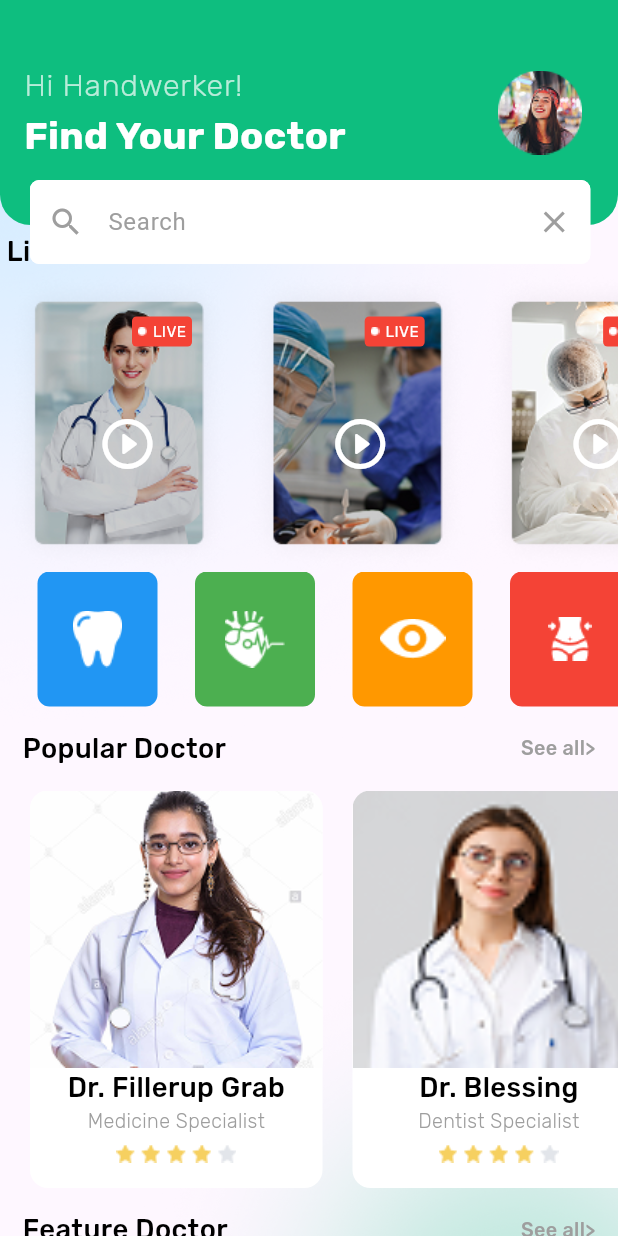
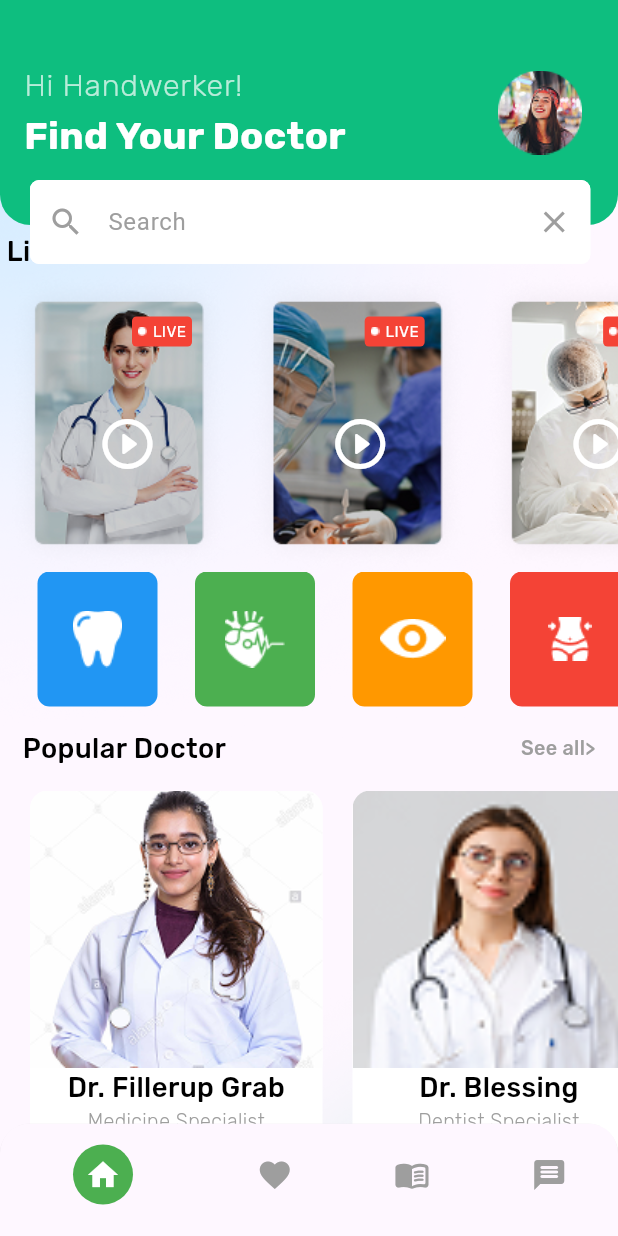
Before and after one commit to atefElhamsa/doctor-hunt-app, a Flutter app: the HomeScreen screen opened directly, on a phone screen of 412 x 824 dp. Run offline on Flutter 3.47's test engine with Material 3 defaults, Android fonts, the phone set to English and light mode, and no system bars; our stand-ins replace expandable_page_view, flutter_screenutil, google_fonts.

Commit message:
bottom nav bar done then home screen done

```diff
--- a/lib/core/utils/app_colors.dart
+++ b/lib/core/utils/app_colors.dart
@@ -9,5 +9,6 @@ class AppColors {
   static const Color green = Colors.green;
   static const Color blue = Colors.blue;
   static const Color yellow = Colors.yellow;
+  static const Color transparent = Colors.transparent;
   static const Color materialButtonColor = Color(0XFF0EBE7F);
 }
--- a/lib/features/home/presentation/views/home_screen.dart
+++ b/lib/features/home/presentation/views/home_screen.dart
@@ -1,11 +1,76 @@
+import 'package:doctor_hunt_app/core/utils/app_colors.dart';
+import 'package:doctor_hunt_app/features/home/presentation/views/widgets/container_bottom_nav.dart';
 import 'package:doctor_hunt_app/features/home/presentation/views/widgets/home_body.dart';
 import 'package:flutter/material.dart';
 
-class HomeScreen extends StatelessWidget {
+class HomeScreen extends StatefulWidget {
   const HomeScreen({super.key});
 
   @override
+  State<HomeScreen> createState() => _HomeScreenState();
+}
+
+class _HomeScreenState extends State<HomeScreen> {
+  int currentIndex = 0;
+  final List<Widget> screens = [
+    const HomeBody(),
+    const SizedBox(),
+    const SizedBox(),
+    const SizedBox(),
+  ];
+  @override
   Widget build(BuildContext context) {
-    return const Scaffold(body: HomeBody());
+    return Scaffold(
+      extendBody: true,
+      bottomNavigationBar: ClipRRect(
+        borderRadius: const BorderRadius.only(
+          topLeft: Radius.circular(20),
+          topRight: Radius.circular(20),
+        ),
+        child: BottomNavigationBar(
+          currentIndex: currentIndex,
+          selectedItemColor: AppColors.white,
+          showSelectedLabels: false,
+          showUnselectedLabels: false,
+          unselectedItemColor: AppColors.grey,
+          onTap: (value) {
+            setState(() {
+              currentIndex = value;
+            });
+          },
+          items: [
+            BottomNavigationBarItem(
+              label: "",
+              icon: ContainerBottomNav(
+                currentIndex: currentIndex == 0,
+                iconData: Icons.home,
+              ),
+            ),
+            BottomNavigationBarItem(
+              label: "",
+              icon: ContainerBottomNav(
+                currentIndex: currentIndex == 1,
+                iconData: Icons.favorite,
+              ),
+            ),
+            BottomNavigationBarItem(
+              label: "",
+              icon: ContainerBottomNav(
+                currentIndex: currentIndex == 2,
+                iconData: Icons.menu_book_rounded,
+              ),
+            ),
+            BottomNavigationBarItem(
+              label: "",
+              icon: ContainerBottomNav(
+                currentIndex: currentIndex == 3,
+                iconData: Icons.message_rounded,
+              ),
+            ),
+          ],
+        ),
+      ),
+      body: screens[currentIndex],
+    );
   }
 }
--- /dev/null
+++ b/lib/features/home/presentation/views/widgets/container_bottom_nav.dart
@@ -0,0 +1,26 @@
+import 'package:flutter/material.dart';
+
+import '../../../../../core/utils/app_colors.dart';
+import '../../../../../core/utils/app_padding.dart';
+
+class ContainerBottomNav extends StatelessWidget {
+  const ContainerBottomNav({
+    super.key,
+    required this.currentIndex,
+    required this.iconData,
+  });
+  final bool currentIndex;
+  final IconData iconData;
+
+  @override
+  Widget build(BuildContext context) {
+    return Container(
+      padding: const EdgeInsets.all(AppPadding.p8),
+      decoration: BoxDecoration(
+        shape: BoxShape.circle,
+        color: currentIndex ? AppColors.green : AppColors.transparent,
+      ),
+      child: Icon(iconData),
+    );
+  }
+}
--- a/lib/features/home/presentation/views/widgets/home_body.dart
+++ b/lib/features/home/presentation/views/widgets/home_body.dart
@@ -21,7 +21,8 @@ class _HomeBodyState extends State<HomeBody> {
 
   @override
   Widget build(BuildContext context) {
-    return Column(
+    return SingleChildScrollView(
+      child: Column(
         children: [
           Stack(
             children: [
@@ -55,6 +56,7 @@ class _HomeBodyState extends State<HomeBody> {
             ],
           ),
         ],
+      ),
     );
   }
 }
```
Lines whose indentation alone changed are shown as unchanged.
